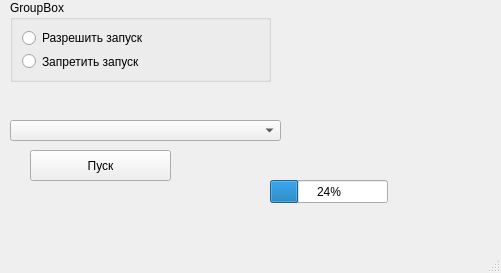
The window that 8_Modul/L4_Widget/mainwindow.ui (svcool/origin) describes before a commit, drawn with Qt 5.
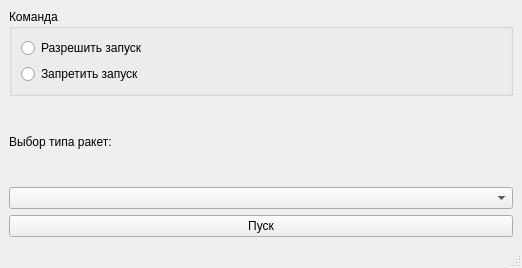
The same window after the commit.

The edit to the form file:
```diff
--- a/8_Modul/L4_Widget/mainwindow.ui
+++ b/8_Modul/L4_Widget/mainwindow.ui
@@ -6,39 +6,36 @@
    <rect>
     <x>0</x>
     <y>0</y>
-    <width>501</width>
-    <height>273</height>
+    <width>522</width>
+    <height>268</height>
    </rect>
   </property>
+  <property name="maximumSize">
+   <size>
+    <width>16777215</width>
+    <height>268</height>
+   </size>
+  </property>
   <property name="windowTitle">
    <string>MainWindow</string>
   </property>
   <widget class="QWidget" name="centralwidget">
+   <layout class="QVBoxLayout" name="verticalLayout_2">
+    <item>
    <widget class="QGroupBox" name="groupBox">
-    <property name="geometry">
-     <rect>
-      <x>10</x>
-      <y>0</y>
-      <width>261</width>
-      <height>82</height>
-     </rect>
-    </property>
     <property name="title">
-     <string>GroupBox</string>
-    </property>
-    <layout class="QGridLayout" name="gridLayout">
-     <property name="leftMargin">
-      <number>9</number>
-     </property>
-     <item row="0" column="0">
-      <widget class="QRadioButton" name="radioButton">
+       <string>Команда</string>
+      </property>
+      <layout class="QVBoxLayout" name="verticalLayout">
+       <item>
+        <widget class="QRadioButton" name="rb_on">
        <property name="text">
         <string>Разрешить запуск</string>
        </property>
       </widget>
      </item>
-     <item row="1" column="0">
-      <widget class="QRadioButton" name="radioButton_2">
+       <item>
+        <widget class="QRadioButton" name="rb_off">
        <property name="text">
         <string>Запретить запуск</string>
        </property>
@@ -46,42 +43,28 @@
      </item>
     </layout>
    </widget>
-   <widget class="QProgressBar" name="progressBar">
-    <property name="geometry">
-     <rect>
-      <x>270</x>
-      <y>180</y>
-      <width>118</width>
-      <height>23</height>
-     </rect>
-    </property>
-    <property name="value">
-     <number>24</number>
-    </property>
-   </widget>
-   <widget class="QComboBox" name="cb_list">
-    <property name="geometry">
-     <rect>
-      <x>10</x>
-      <y>120</y>
-      <width>271</width>
-      <height>21</height>
-     </rect>
-    </property>
-   </widget>
-   <widget class="QPushButton" name="pushButton">
-    <property name="geometry">
-     <rect>
-      <x>30</x>
-      <y>150</y>
-      <width>141</width>
-      <height>31</height>
-     </rect>
-    </property>
+    </item>
+    <item>
+     <widget class="QLabel" name="label">
+      <property name="text">
+       <string>Выбор типа ракет:</string>
+      </property>
+     </widget>
+    </item>
+    <item>
+     <widget class="QComboBox" name="cb_list"/>
+    </item>
+    <item>
+     <widget class="QPushButton" name="pb_button">
     <property name="text">
      <string>Пуск</string>
     </property>
-   </widget>
+      <property name="checkable">
+       <bool>false</bool>
+      </property>
+     </widget>
+    </item>
+   </layout>
   </widget>
   <widget class="QMenuBar" name="menubar">
    <property name="geometry">
```
Left out of the diff: 4 changed lines with no effect on the pictures. Lines whose indentation alone changed are shown as unchanged.
